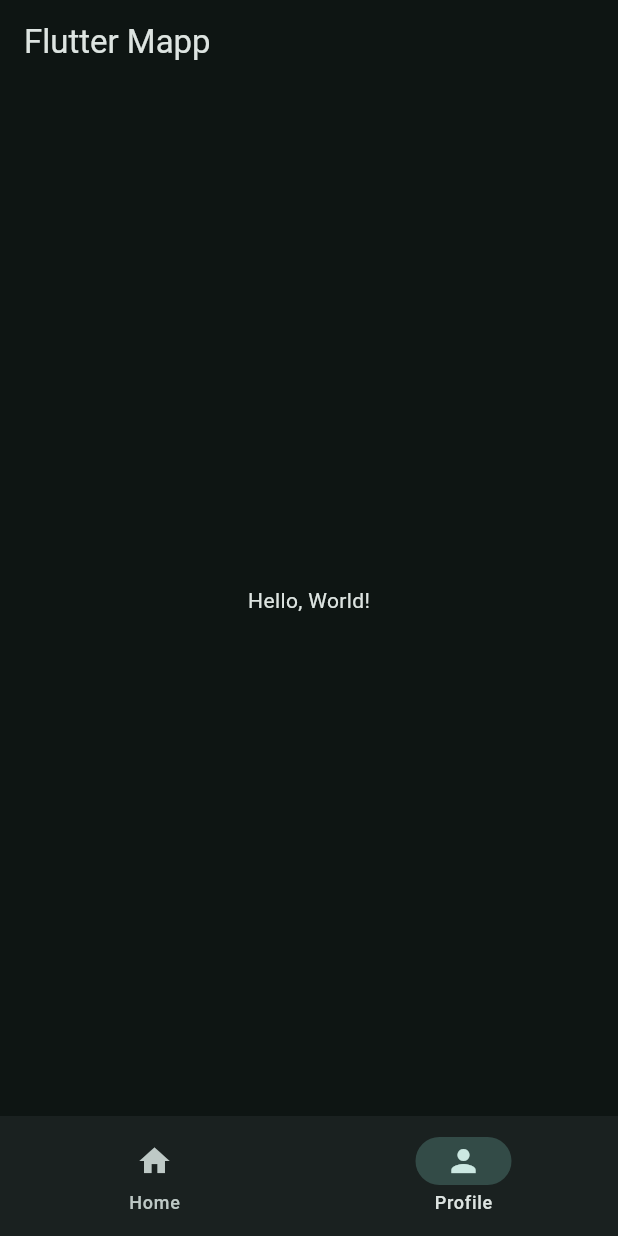
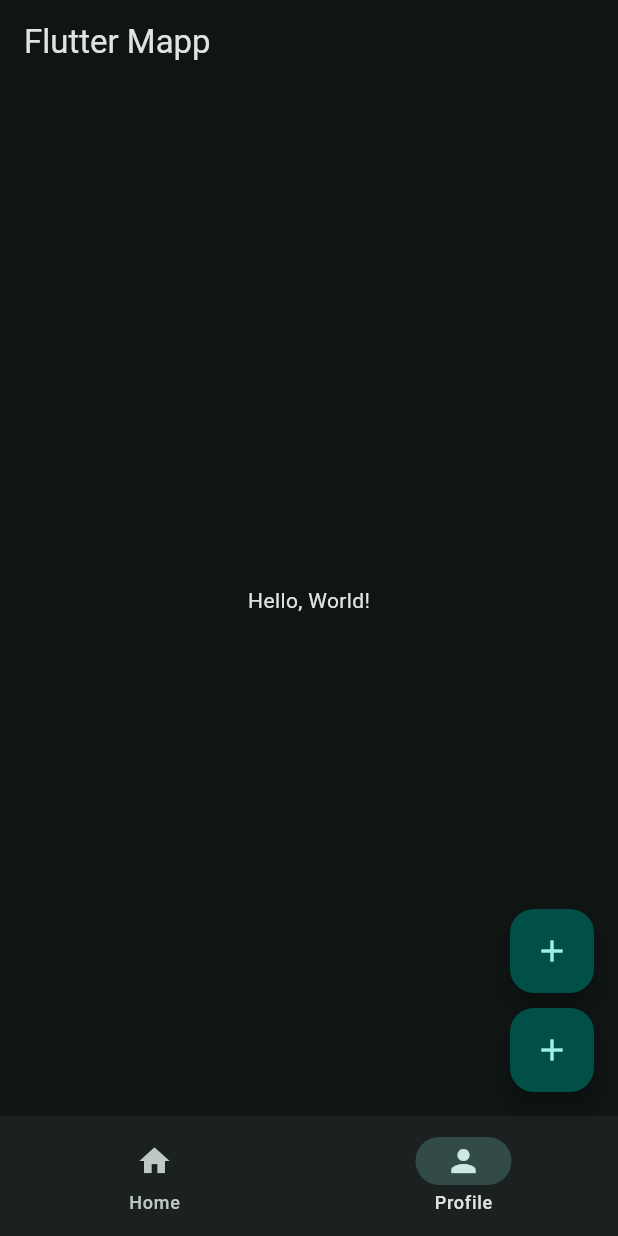
Before and after one commit to ssgterrence/flutter, a Flutter app: the screen it shows after launch, on a phone screen of 412 x 824 dp. Run offline on Flutter 3.47's test engine with Material 3 defaults, Android fonts, the phone set to English and light mode, and no system bars.

Commit message:
floatingButtonActions, column(mainAxisSize), SizeBox

```diff
--- a/lib/main.dart
+++ b/lib/main.dart
@@ -25,6 +25,24 @@ class MyApp extends StatelessWidget {
       home: Scaffold(
         appBar: AppBar(title: const Text('Flutter Mapp')),
         body: const Center(child: Text('Hello, World!')),
+        floatingActionButton: Column(
+          mainAxisSize: MainAxisSize.min,
+          children: [
+            FloatingActionButton(
+              onPressed: () {
+                print("clicked-floatingButton");
+              },
+              child: const Icon(Icons.add),
+            ),
+            SizedBox(height: 10.0),
+            FloatingActionButton(
+              onPressed: () {
+                print("clicked-floatingButton");
+              },
+              child: const Icon(Icons.add),
+            ),
+          ],
+        ),
         bottomNavigationBar: NavigationBar(
           destinations: [
             NavigationDestination(icon: Icon(Icons.home), label: 'Home'),
```
